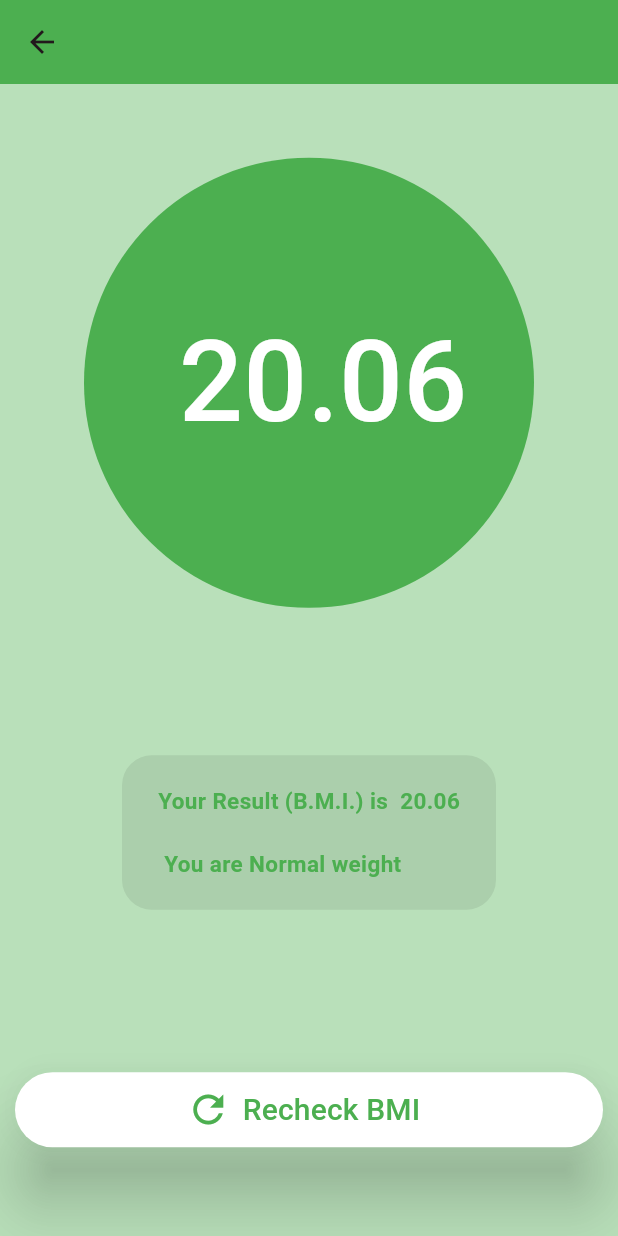
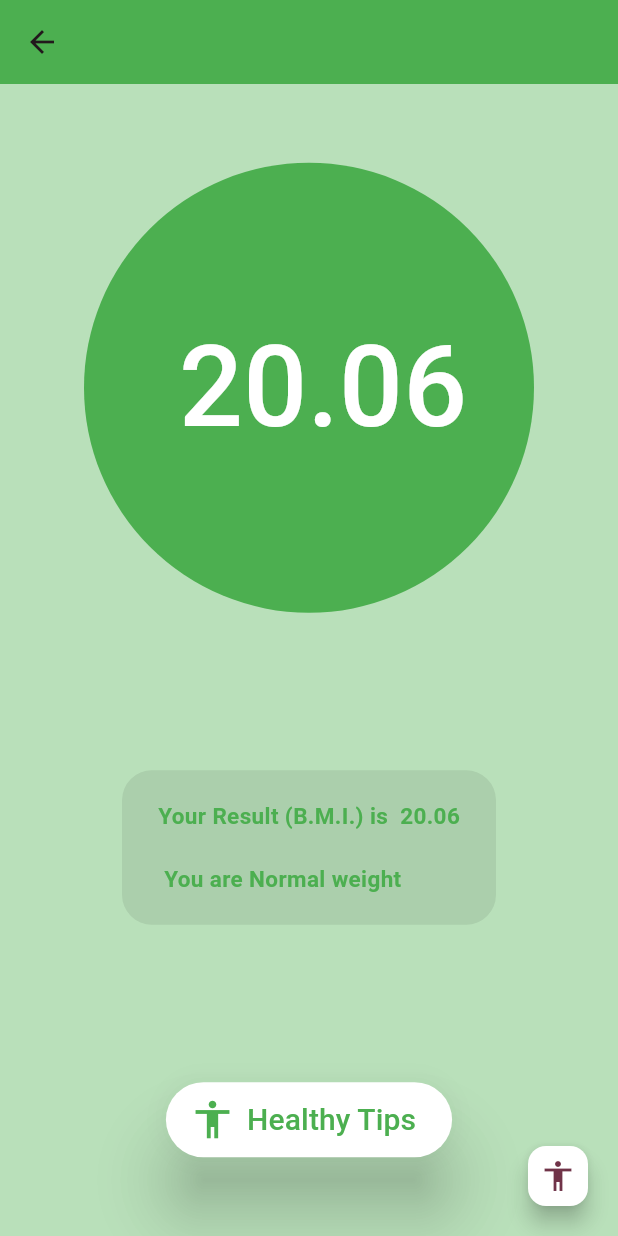
Before and after one commit to mrloknath/BMI-Calculator, a Flutter app: the BMIResult screen opened directly, on a phone screen of 412 x 824 dp. Run offline on Flutter 3.47's test engine with Material 3 defaults, Android fonts, the phone set to English and light mode, and no system bars.

Commit message:
Changes 16.02.2025 9:40

```diff
--- a/lib/home.dart
+++ b/lib/home.dart
@@ -88,11 +88,8 @@ class _HomeScreen extends State<HomeScreen>{
 
 
             Container(
-              width: double.infinity,
               height: 50,
-
-              margin: const EdgeInsets.only(left:10 ,right: 60),
-             //decoration: BoxDecoration(gradient: LinearGradient( colors: [Colors.orange, Colors.red],),),
+              margin: const EdgeInsets.only(left: 50,right: 50),
               child: ElevatedButton.icon(
                   onPressed: <Widget>(){
                     Navigator.push(context,
--- a/lib/result.dart
+++ b/lib/result.dart
@@ -52,19 +52,32 @@ class BMIResult extends StatelessWidget{
 
 
            Container(
-             width: double.infinity,
+
                height: 50,
-               margin: const EdgeInsets.all(10),
+               margin: const EdgeInsets.only(left: 50,right: 50),
                child: ElevatedButton.icon(
-                   onPressed: (){ Navigator.pop(context);},
+                   onPressed: (){ },
+
                    style: ElevatedButton.styleFrom(
                      backgroundColor: Colors.white,
                      elevation: 20,
                    ),
-                   icon: Icon(Icons.refresh,color: _color,size: 30,),
-                   label: Text("Recheck BMI" ,style: TextStyle(fontSize: 20,color: _color),)))
+                   icon: Icon(Icons.accessibility,color: _color,size: 30,),
+                   label: Text("Healthy Tips" ,style: TextStyle(fontSize: 20,color: _color),)))
          ],
        ),
+     ),
+
+
+
+     floatingActionButton: FloatingActionButton(
+       onPressed: () {
+
+       },
+       backgroundColor: Colors.white,
+       tooltip: "Tips to healthy",
+       mini: true,
+       child: Icon(Icons.accessibility),
      ),
    );
   }
```
